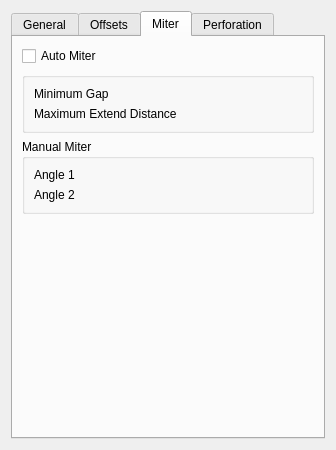
Qt form Resources/panels/FlangeParameters.ui (shaise/FreeCAD_SheetMetal) before a commit.
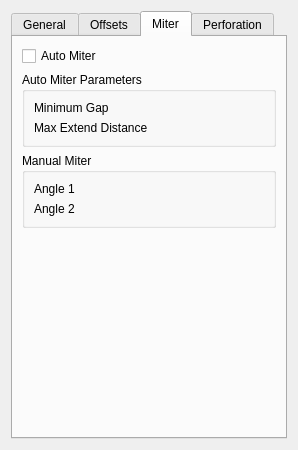
The same form after that commit. The open tabs and pages were chosen to show the change. Custom widgets are drawn as their Qt base class.

Commit message: added junction task panel

The edit to the form file:
```diff
--- a/Resources/panels/FlangeParameters.ui
+++ b/Resources/panels/FlangeParameters.ui
@@ -6,7 +6,7 @@
    <rect>
     <x>0</x>
     <y>0</y>
-    <width>336</width>
+    <width>298</width>
     <height>450</height>
    </rect>
   </property>
@@ -490,7 +490,7 @@
           </sizepolicy>
          </property>
          <property name="title">
-          <string/>
+          <string>Auto Miter Parameters</string>
          </property>
          <layout class="QGridLayout" name="gridLayout_5">
           <item row="0" column="0">
@@ -500,13 +500,6 @@
             </property>
            </widget>
           </item>
-          <item row="3" column="0">
-           <widget class="QLabel" name="label_15">
-            <property name="text">
-             <string>Maximum Extend Distance</string>
-            </property>
-           </widget>
-          </item>
           <item row="0" column="1">
            <widget class="Gui::QuantitySpinBox" name="minGap" native="true">
             <property name="unit" stdset="0">
@@ -517,7 +510,14 @@
             </property>
            </widget>
           </item>
-          <item row="3" column="1">
+          <item row="1" column="0">
+           <widget class="QLabel" name="label_15">
+            <property name="text">
+             <string>Max Extend Distance</string>
+            </property>
+           </widget>
+          </item>
+          <item row="1" column="1">
            <widget class="Gui::QuantitySpinBox" name="maxExDist" native="true">
             <property name="unit" stdset="0">
              <string notr="true">mm</string>
```
Left out of the diff: 4 changed lines with no effect on the pictures. The commit also changes 4 other files.
